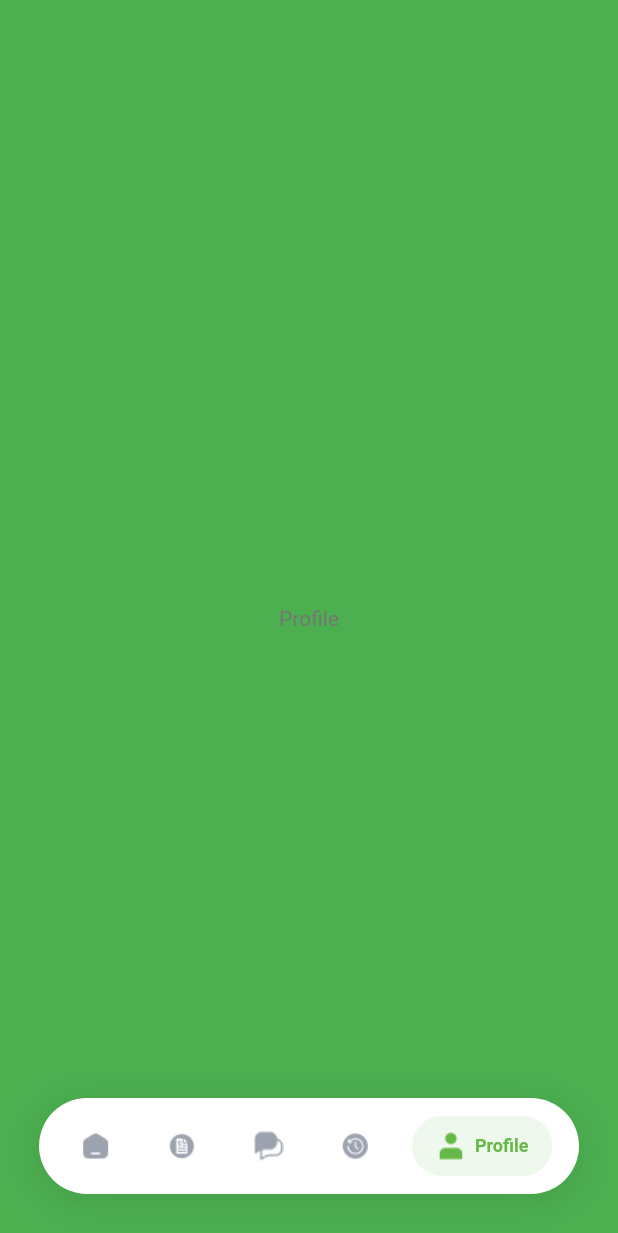
After one commit to kiddocoder/njc_cash_zone, a Flutter app: the MainLayout screen opened by its route, swiped to page 5, on a phone screen of 412 x 824 dp. The commit adds this screen. Shown: the top 1233 px of the screen. Run offline on Flutter 3.47's test engine with Material 3 defaults, Android fonts, the phone set to English and light mode, and no system bars.

Commit message:
swip nagivation implimentation

```diff
--- a/lib/features/auth/authentification/login.dart
+++ b/lib/features/auth/authentification/login.dart
@@ -1,7 +1,6 @@
 import 'package:flutter/material.dart';
 import 'package:njc_cash_zone/core/constants/colors.dart';
 import 'package:njc_cash_zone/features/auth/authentification/forgot_password.dart';
-import 'package:njc_cash_zone/features/dashboard/dashboard.dart';
 
 class LoginScreen extends StatefulWidget {
   const LoginScreen({super.key});
@@ -31,10 +30,7 @@ class _LoginScreenState extends State<LoginScreen> {
   }
 
   void _handleLogin() {
-    Navigator.pushReplacement(
-      context,
-      MaterialPageRoute(builder: (context) => const DashboardScreen()),
-    );
+    Navigator.pushNamed(context, "/main");
   }
 
   @override
--- /dev/null
+++ b/lib/features/main_layout.dart
@@ -0,0 +1,68 @@
+import 'package:flutter/material.dart';
+import 'package:njc_cash_zone/features/chats/discussions.dart';
+import 'package:njc_cash_zone/features/dashboard/dashboard.dart';
+import 'package:njc_cash_zone/features/history/history_screen.dart';
+import 'package:njc_cash_zone/features/loans/loans_screen.dart';
+import 'package:njc_cash_zone/features/profile/profile_screen.dart';
+import 'package:njc_cash_zone/features/widgets/floating_navbar.dart';
+
+class MainLayout extends StatefulWidget {
+  const MainLayout({super.key});
+
+  @override
+  State<MainLayout> createState() => _MainLayoutState();
+}
+
+class _MainLayoutState extends State<MainLayout> {
+  final PageController _pageController = PageController();
+  int _selectedIndex = 0;
+
+  final List<Widget> _pages = const [
+    DashboardScreen(),
+    LoansScreen(),
+    DiscussionsScreen(),
+    HistoryScreen(),
+    ProfileScreen(),
+  ];
+
+  void _onItemTapped(int index) {
+    _pageController.animateToPage(
+      index,
+      duration: const Duration(milliseconds: 250),
+      curve: Curves.easeInOut,
+    );
+    setState(() => _selectedIndex = index);
+  }
+
+  @override
+  void dispose() {
+    _pageController.dispose();
+    super.dispose();
+  }
+
+  @override
+  Widget build(BuildContext context) {
+    return Scaffold(
+      extendBody: true, // 👈 allows navbar to float over body
+      body: Stack(
+        children: [
+          PageView(
+            controller: _pageController,
+            physics: const BouncingScrollPhysics(),
+            onPageChanged: (index) => setState(() => _selectedIndex = index),
+            children: _pages,
+          ),
+          Positioned(
+            bottom: 16,
+            left: 10,
+            right: 10,
+            child: FloatingNavbar(
+              activeIndex: _selectedIndex,
+              onTap: _onItemTapped,
+            ),
+          ),
+        ],
+      ),
+    );
+  }
+}
--- /dev/null
+++ b/lib/features/profile/profile_screen.dart
@@ -0,0 +1,13 @@
+import 'package:flutter/material.dart';
+
+class ProfileScreen extends StatelessWidget {
+  const ProfileScreen({super.key});
+
+  @override
+  Widget build(BuildContext context) {
+    return Container(
+      color: Colors.green,
+      child: const Center(child: Text('Profile')),
+    );
+  }
+}
--- a/lib/features/widgets/floating_navbar.dart
+++ b/lib/features/widgets/floating_navbar.dart
@@ -6,8 +6,13 @@ import 'package:njc_cash_zone/features/loans/loans_screen.dart';
 
 class FloatingNavbar extends StatelessWidget {
   final int activeIndex;
+  final ValueChanged<int> onTap;
 
-  const FloatingNavbar({super.key, required this.activeIndex});
+  const FloatingNavbar({
+    super.key,
+    required this.activeIndex,
+    required this.onTap,
+  });
 
   @override
   Widget build(BuildContext context) {
@@ -63,14 +68,7 @@ class FloatingNavbar extends StatelessWidget {
             image: item['icon'] as String,
             label: item['label'] as String,
             isActive: isActive,
-            onTap: () {
-              if (!isActive) {
-                Navigator.pushReplacement(
-                  context,
-                  MaterialPageRoute(builder: (_) => item['route'] as Widget),
-                );
-              }
-            },
+            onTap: () => onTap(index),
           );
         }),
       ),
--- a/lib/onboarding.dart
+++ b/lib/onboarding.dart
@@ -27,8 +27,7 @@ class _OnboardingScreenState extends State<OnboardingScreen> {
       image:
           'assets/images/vecteezy_man-holding-scissors-and-cutting-line-for-the-ceremony_35439300.png',
       title: 'Get instant\naccess to loans',
-      description:
-          'Apply in minutes and get funds directly to\nyour eWallet — no paperwork, no stress.',
+      description: 'Apply in minutes and get funds directly, no stress.',
     ),
     OnboardingData(
       image:
```
Also changed, not shown: lib/features/chats/discussions.dart (+0 -7 lines), lib/features/dashboard/dashboard.dart (+1 -7 lines), lib/features/history/history_screen.dart (+0 -7 lines), lib/features/loans/loans_screen.dart (+0 -7 lines), lib/main.dart (+8 -1 lines).
